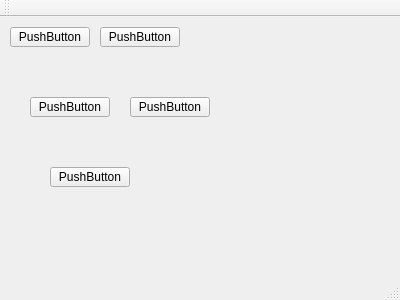
First picture: the form in stm32_isp/mainwindow.ui, repository zhuangzuoyi/stm32_isp, before the edit.
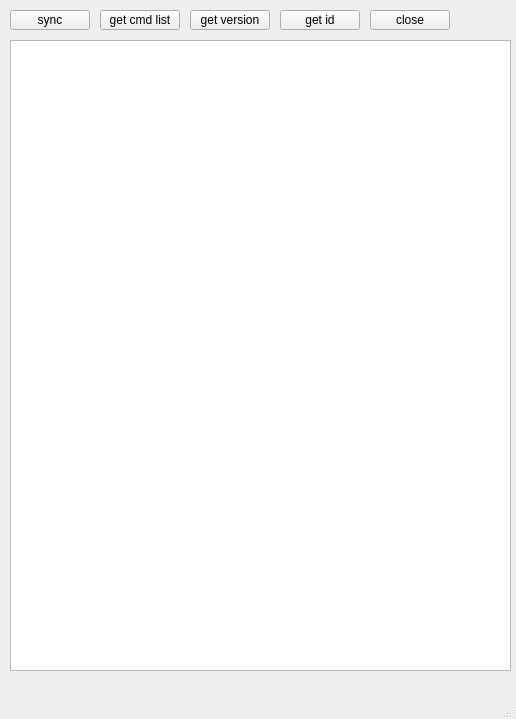
Second picture: the form after the edit.

Commit message: finish cmd:get cmd list,get versio,get id

```diff
--- a/stm32_isp/mainwindow.ui
+++ b/stm32_isp/mainwindow.ui
@@ -6,8 +6,8 @@
    <rect>
     <x>0</x>
     <y>0</y>
-    <width>400</width>
-    <height>300</height>
+    <width>516</width>
+    <height>719</height>
    </rect>
   </property>
   <property name="windowTitle">
@@ -24,20 +24,20 @@
      </rect>
     </property>
     <property name="text">
-     <string>PushButton</string>
+     <string>sync</string>
     </property>
    </widget>
    <widget class="QPushButton" name="pushButton_2">
     <property name="geometry">
      <rect>
-      <x>50</x>
-      <y>150</y>
+      <x>370</x>
+      <y>10</y>
       <width>80</width>
       <height>20</height>
      </rect>
     </property>
     <property name="text">
-     <string>PushButton</string>
+     <string>close</string>
     </property>
    </widget>
    <widget class="QPushButton" name="pushButton_3">
@@ -50,33 +50,43 @@
      </rect>
     </property>
     <property name="text">
-     <string>PushButton</string>
+     <string>get cmd list</string>
     </property>
    </widget>
    <widget class="QPushButton" name="pushButton_4">
     <property name="geometry">
      <rect>
-      <x>30</x>
-      <y>80</y>
+      <x>280</x>
+      <y>10</y>
       <width>80</width>
       <height>20</height>
      </rect>
     </property>
     <property name="text">
-     <string>PushButton</string>
+     <string>get id</string>
     </property>
    </widget>
    <widget class="QPushButton" name="pushButton_5">
     <property name="geometry">
      <rect>
-      <x>130</x>
-      <y>80</y>
+      <x>190</x>
+      <y>10</y>
       <width>80</width>
       <height>20</height>
      </rect>
     </property>
     <property name="text">
-     <string>PushButton</string>
+     <string>get version</string>
+    </property>
+   </widget>
+   <widget class="QTextBrowser" name="sysmsg">
+    <property name="geometry">
+     <rect>
+      <x>10</x>
+      <y>40</y>
+      <width>501</width>
+      <height>631</height>
+     </rect>
     </property>
    </widget>
   </widget>
@@ -90,14 +100,6 @@
     </rect>
    </property>
   </widget>
-  <widget class="QToolBar" name="mainToolBar">
-   <attribute name="toolBarArea">
-    <enum>TopToolBarArea</enum>
-   </attribute>
-   <attribute name="toolBarBreak">
-    <bool>false</bool>
-   </attribute>
-  </widget>
   <widget class="QStatusBar" name="statusBar"/>
  </widget>
  <layoutdefault spacing="6" margin="11"/>
```
Left out of the diff: 2 changed lines with no effect on the pictures. The commit also changes 2 other files.
